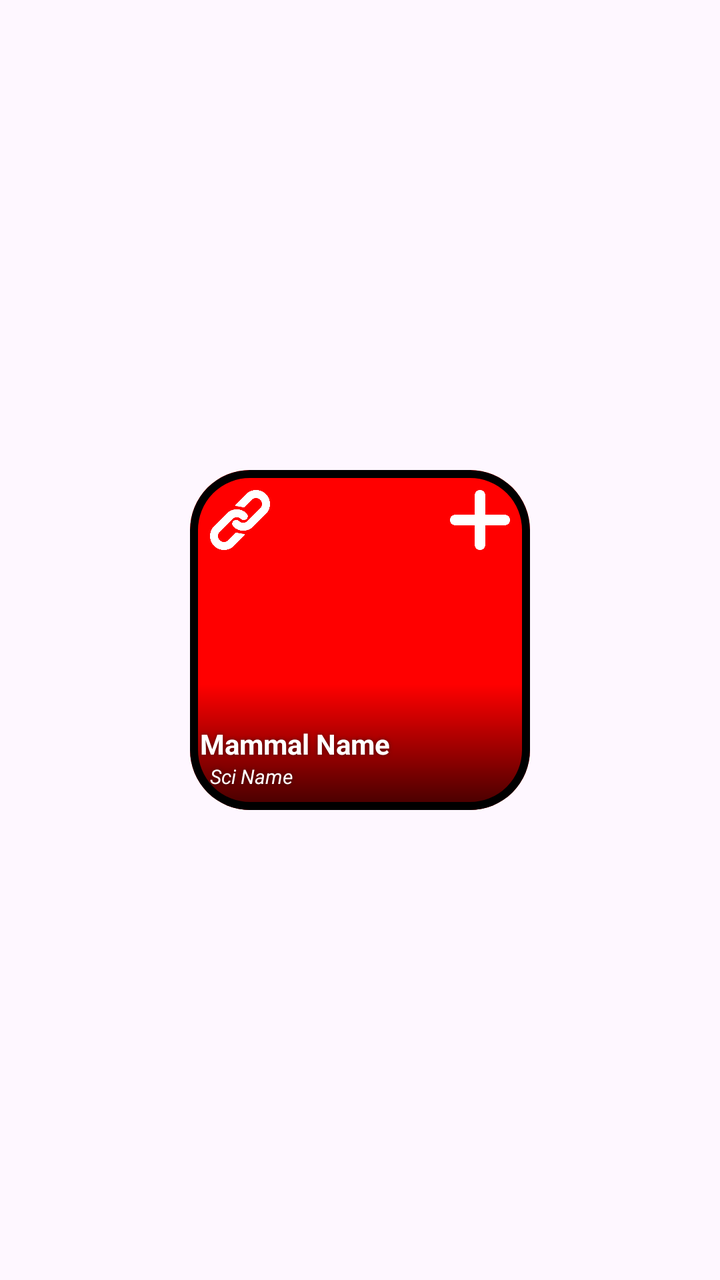
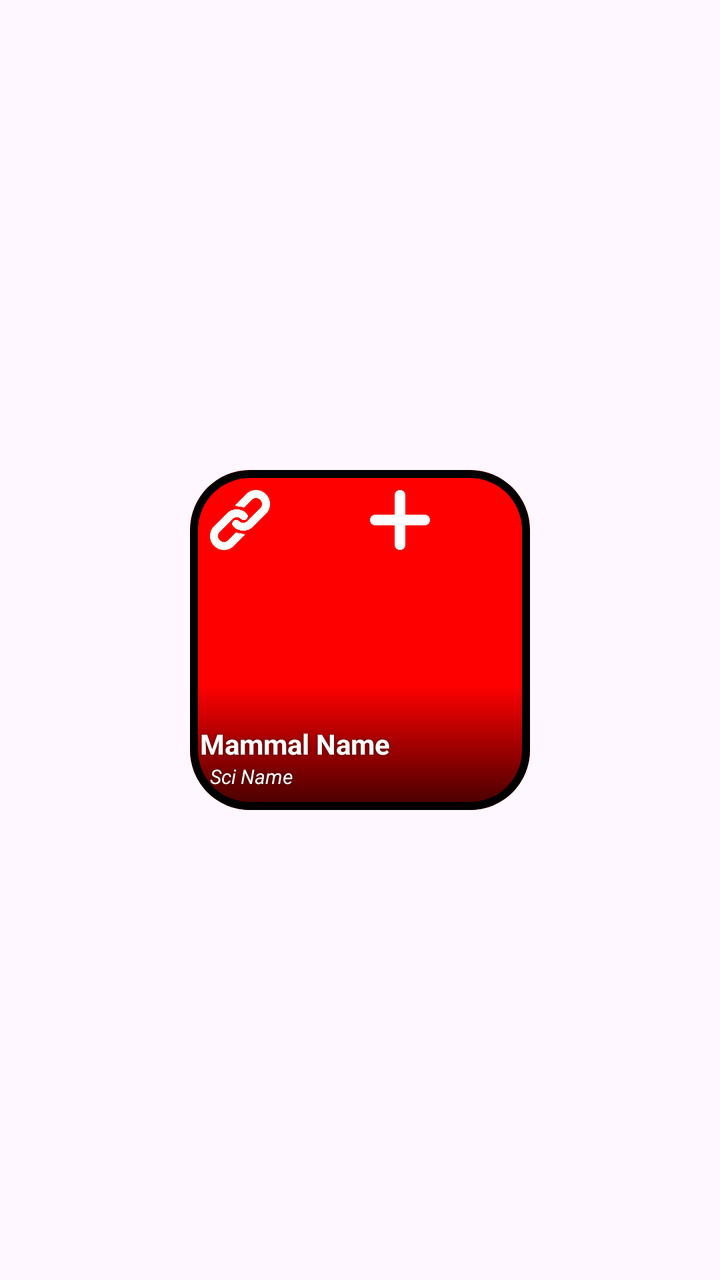

The first picture is an Android layout as it rendered before a commit; the second is the same layout after the commit. The layout source and the unified diff follow.
<!-- AndroidManifest.xml: application theme Theme.MammalDex -->
<!-- res/layout/species_item.xml -->
<?xml version="1.0" encoding="utf-8"?>
<FrameLayout xmlns:android="http://schemas.android.com/apk/res/android"
    android:layout_width="match_parent"
    android:layout_height="wrap_content"
    xmlns:app="http://schemas.android.com/apk/res-auto"
    xmlns:tools="http://schemas.android.com/tools"
    android:orientation="vertical"
    android:layout_gravity="center"
    android:layout_marginBottom="10dp"
    android:scaleType="centerCrop"
    app:layout_constraintTop_toTopOf="parent"
    app:layout_constraintStart_toStartOf="parent"
    app:layout_constraintEnd_toEndOf="parent"
    app:layout_constraintTop_toBottomOf="parent"
    tools:context="com.example.mammaldex.view.SearchFragment">

    <com.google.android.material.card.MaterialCardView
        android:id="@+id/mammalCard"
        android:layout_width="170dp"
        android:layout_height="170dp"
        app:cardCornerRadius="30dp"
        app:strokeColor="#000000"
        app:strokeWidth="4dp"
        android:layout_gravity="center"
        android:scaleType="centerCrop"
        >

        <ImageView
            android:id="@+id/mammalImageView"
            android:layout_width="match_parent"
            android:layout_height="match_parent"
            android:background="#FF0000"
            android:scaleType="centerCrop"
            />

        <LinearLayout
            android:layout_width="match_parent"
            android:layout_height="wrap_content"
            android:orientation="horizontal"
            android:layout_gravity="top|center_horizontal"
            android:layout_marginTop="10dp">

            <ImageView
                android:id="@+id/mammalWikiLink"
                android:layout_width="30dp"
                android:layout_height="30dp"
                android:layout_marginStart="10dp"
                android:src="@drawable/icon_link"
                android:contentDescription="Icon Link"
                app:tint="@color/white"
                android:clickable="true"
                android:focusable="true"/>

            <View
                android:layout_width="0dp"
                android:layout_height="1dp"
                android:layout_weight="1" />

            <ImageView
                android:id="@+id/mammalSightAdd"
                android:layout_width="30dp"
                android:layout_height="30dp"
                android:layout_marginEnd="10dp"
                android:src="@drawable/icon_plus"
                android:contentDescription="Icon Add"
                app:tint="@color/white"
                />

        </LinearLayout>

        <LinearLayout
            android:id="@+id/mammalTextLayout"
            android:layout_width="match_parent"
            android:layout_height="wrap_content"
            android:orientation="vertical"
            android:layout_gravity="bottom|center_vertical"
            android:background="@drawable/text_background">

            <TextView
                android:id="@+id/mammalName"
                android:layout_width="match_parent"
                android:layout_height="wrap_content"
                android:layout_marginStart="5dp"
                android:layout_marginTop="20dp"
                android:text="Mammal Name"
                android:textColor="@color/white"
                android:textSize="14sp"
                android:textStyle="bold"
                style="@style/shadowText"/>

            <TextView
                android:id="@+id/mammalSciName"
                android:layout_width="match_parent"
                android:layout_height="wrap_content"
                android:layout_gravity="bottom|center_vertical"
                android:layout_marginStart= "10dp"
                android:layout_marginBottom="10dp"
                android:textSize="10sp"
                android:textStyle="italic"
                android:text="Sci Name"
                android:textColor="@color/white"
                style="@style/shadowText"/>
        </LinearLayout>
    </com.google.android.material.card.MaterialCardView>






</FrameLayout>
<!-- resources referenced by this layout -->
<resources>
  <color name="white">#FFFFFFFF</color>
  <!-- drawable icon_link: png bitmap (drawable, 7583 bytes) -->
  <!-- drawable icon_plus: png bitmap (drawable, 3024 bytes) -->
  <!-- drawable text_background (drawable) -->
  <?xml version="1.0" encoding="utf-8"?>
  <shape xmlns:android="http://schemas.android.com/apk/res/android"
          android:shape="rectangle">
      <gradient
          android:type="linear"
          android:angle="90"
          android:startColor="#BF000000"
          android:endColor="#00000000" />
  </shape>
  <style name="shadowText">
          <item name="android:shadowColor">#80000000</item>
          <item name="android:shadowDx">0</item>
          <item name="android:shadowDy">0</item>
          <item name="android:shadowRadius">5</item>
      </style>
  <style name="Theme.MammalDex" parent="Base.Theme.MammalDex" />
  <style name="Base.Theme.MammalDex" parent="Theme.Material3.DayNight.NoActionBar">
          
          
      </style>
</resources>

<!-- the commit's change to res/layout/species_item.xml (unified diff, before → after) -->
@@ -66,6 +66,17 @@
                 app:tint="@color/white"
                 />
 
+            <ImageView
+                android:id="@+id/mammalSightRemove"
+                android:layout_width="30dp"
+                android:layout_height="30dp"
+                android:layout_marginEnd="10dp"
+                android:src="@drawable/icon_minus"
+                android:contentDescription="Icon Remove"
+                app:tint="@color/white"
+                android:visibility="invisible"
+                />
+
         </LinearLayout>
 
         <LinearLayout
<!-- resource entries referenced after the edit -->
@@ -2,6 +2,7 @@
 <resources>
   <color name="white">#FFFFFFFF</color>
   <!-- drawable icon_link: png bitmap (drawable, 7583 bytes) -->
+  <!-- drawable icon_minus: png bitmap (drawable, 2664 bytes) -->
   <!-- drawable icon_plus: png bitmap (drawable, 3024 bytes) -->
   <!-- drawable text_background (drawable) -->
   <?xml version="1.0" encoding="utf-8"?>
